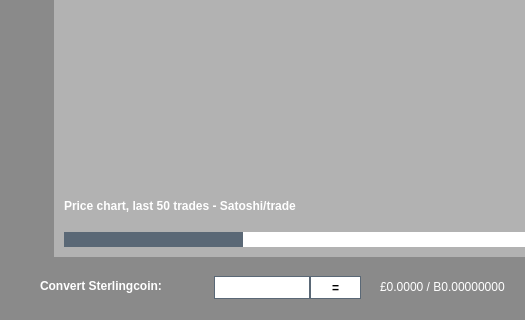
Old version of the form src/qt/forms/poolbrowser.ui in the repository Sterlingcoin/Sterlingcoin-1.5.1.1-Lite-Edition-Linux-Source; both pictures show x 0 to 525 and y 189 to 509 of the 766 by 509 pixel window.
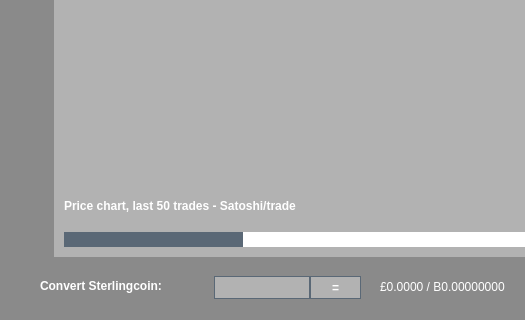
New version of the form. The open tabs and pages were chosen to show the change. Icons and pictures are not drawn. Custom widgets are drawn as their Qt base class.

What changed in the file:
```diff
--- a/src/qt/forms/poolbrowser.ui
+++ b/src/qt/forms/poolbrowser.ui
@@ -1214,12 +1214,104 @@
         <height>16777215</height>
        </size>
       </property>
+      <property name="palette">
+       <palette>
+        <active>
+         <colorrole role="Button">
+          <brush brushstyle="SolidPattern">
+           <color alpha="255">
+            <red>178</red>
+            <green>178</green>
+            <blue>178</blue>
+           </color>
+          </brush>
+         </colorrole>
+         <colorrole role="Base">
+          <brush brushstyle="SolidPattern">
+           <color alpha="255">
+            <red>178</red>
+            <green>178</green>
+            <blue>178</blue>
+           </color>
+          </brush>
+         </colorrole>
+         <colorrole role="Window">
+          <brush brushstyle="SolidPattern">
+           <color alpha="255">
+            <red>178</red>
+            <green>178</green>
+            <blue>178</blue>
+           </color>
+          </brush>
+         </colorrole>
+        </active>
+        <inactive>
+         <colorrole role="Button">
+          <brush brushstyle="SolidPattern">
+           <color alpha="255">
+            <red>178</red>
+            <green>178</green>
+            <blue>178</blue>
+           </color>
+          </brush>
+         </colorrole>
+         <colorrole role="Base">
+          <brush brushstyle="SolidPattern">
+           <color alpha="255">
+            <red>178</red>
+            <green>178</green>
+            <blue>178</blue>
+           </color>
+          </brush>
+         </colorrole>
+         <colorrole role="Window">
+          <brush brushstyle="SolidPattern">
+           <color alpha="255">
+            <red>178</red>
+            <green>178</green>
+            <blue>178</blue>
+           </color>
+          </brush>
+         </colorrole>
+        </inactive>
+        <disabled>
+         <colorrole role="Button">
+          <brush brushstyle="SolidPattern">
+           <color alpha="255">
+            <red>178</red>
+            <green>178</green>
+            <blue>178</blue>
+           </color>
+          </brush>
+         </colorrole>
+         <colorrole role="Base">
+          <brush brushstyle="SolidPattern">
+           <color alpha="255">
+            <red>178</red>
+            <green>178</green>
+            <blue>178</blue>
+           </color>
+          </brush>
+         </colorrole>
+         <colorrole role="Window">
+          <brush brushstyle="SolidPattern">
+           <color alpha="255">
+            <red>178</red>
+            <green>178</green>
+            <blue>178</blue>
+           </color>
+          </brush>
+         </colorrole>
+        </disabled>
+       </palette>
+      </property>
       <property name="autoFillBackground">
        <bool>false</bool>
       </property>
       <property name="styleSheet">
        <string notr="true">border: 1px solid #5a6876;margin-left:4px;
-background-color: rgb(255, 255, 255);</string>
+background-color: rgb(178, 178, 178);
+</string>
       </property>
      </widget>
      <widget class="QPushButton" name="btnConvertSterlingcoin">
@@ -1250,7 +1342,9 @@
        <bool>false</bool>
       </property>
       <property name="styleSheet">
-       <string notr="true">border:1px solid #5a6876;background:white;font-weight:600;</string>
+       <string notr="true">border:1px solid #5a6876;background:white;font-weight:600;
+background-color: rgb(178, 178, 178);
+color: rgb(255, 255, 255);</string>
       </property>
       <property name="text">
        <string>=</string>
```
Left out of the diff: 4 changed lines with no effect on the pictures.
